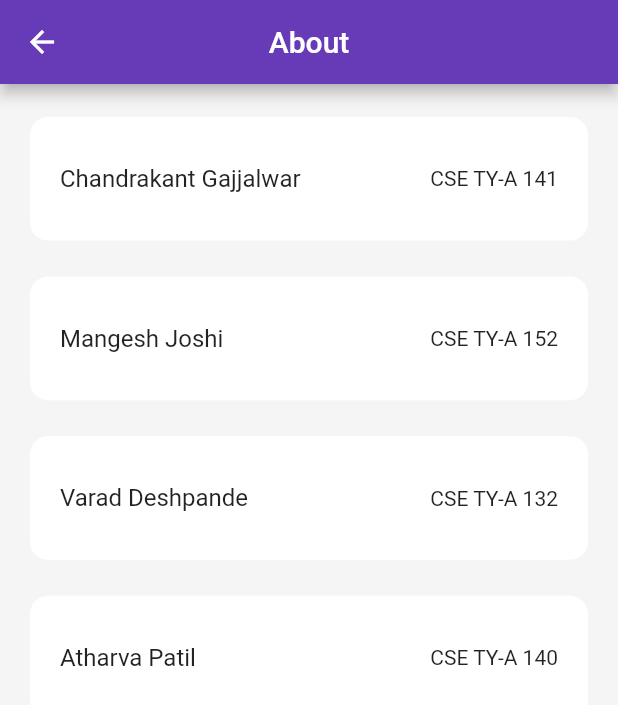
After one commit to AdityaMotale/proScanner, a Flutter app: the InfoView screen opened directly, on a phone screen of 412 x 824 dp. The commit adds this screen. Shown: the top 705 px of the screen. Run offline on Flutter 3.47's test engine with Material 2 defaults, Android fonts, the phone set to English and light mode, and no system bars; our stand-ins replace get; missing offline and left inert: qr_code_scanner.

Commit message:
completed with the final touch

```diff
--- a/lib/main.dart
+++ b/lib/main.dart
@@ -1,6 +1,6 @@
 import 'package:flutter/material.dart';
 import 'package:get/get.dart';
-import 'package:qr_scanner/views/splash.view.dart';
+import 'views/splash.view.dart';
 
 void main() {
   runApp(const ProScanner());
--- /dev/null
+++ b/lib/views/info.view.dart
@@ -0,0 +1,41 @@
+import 'package:flutter/material.dart';
+
+import '../widgets/about_card.widget.dart';
+
+class InfoView extends StatelessWidget {
+  const InfoView({Key? key}) : super(key: key);
+
+  @override
+  Widget build(BuildContext context) {
+    return Scaffold(
+      backgroundColor: const Color(0xFFf5f5f5),
+      appBar: AppBar(
+        title: const Text("About"),
+        centerTitle: true,
+      ),
+      body: Padding(
+        padding: const EdgeInsets.symmetric(horizontal: 20, vertical: 10),
+        child: Column(
+          children: const [
+            AboutCardWidget(
+              name: "Chandrakant Gajjalwar",
+              rn: "CSE TY-A 141",
+            ),
+            AboutCardWidget(
+              name: "Mangesh Joshi",
+              rn: "CSE TY-A 152",
+            ),
+            AboutCardWidget(
+              name: "Varad Deshpande",
+              rn: "CSE TY-A 132",
+            ),
+            AboutCardWidget(
+              name: "Atharva Patil",
+              rn: "CSE TY-A 140",
+            ),
+          ],
+        ),
+      ),
+    );
+  }
+}
--- a/lib/views/scan.view.dart
+++ b/lib/views/scan.view.dart
@@ -3,7 +3,7 @@ import 'dart:io';
 import 'package:flutter/material.dart';
 import 'package:get/get.dart';
 import 'package:qr_code_scanner/qr_code_scanner.dart';
-import 'package:qr_scanner/controllers/scan.ctrl.dart';
+import '../controllers/scan.ctrl.dart';
 
 class ScanView extends StatefulWidget {
   const ScanView({Key? key}) : super(key: key);
--- a/lib/views/splash.view.dart
+++ b/lib/views/splash.view.dart
@@ -1,6 +1,6 @@
 import 'package:flutter/material.dart';
 import 'package:get/get.dart';
-import 'package:qr_scanner/views/home.view.dart';
+import 'home.view.dart';
 
 class SplashView extends StatefulWidget {
   const SplashView({Key? key}) : super(key: key);
--- /dev/null
+++ b/lib/widgets/about_card.widget.dart
@@ -0,0 +1,39 @@
+import 'package:flutter/material.dart';
+import 'package:get/get.dart';
+
+class AboutCardWidget extends StatelessWidget {
+  final String name;
+  final String rn;
+
+  const AboutCardWidget({
+    Key? key,
+    required this.name,
+    required this.rn,
+  }) : super(key: key);
+
+  @override
+  Widget build(BuildContext context) {
+    return Container(
+      margin: const EdgeInsets.symmetric(vertical: 12),
+      padding: const EdgeInsets.symmetric(horizontal: 20),
+      height: Get.height * 0.1,
+      decoration: BoxDecoration(
+        color: Colors.white,
+        borderRadius: BorderRadius.circular(12),
+      ),
+      child: Row(
+        mainAxisAlignment: MainAxisAlignment.spaceBetween,
+        children: [
+          Text(
+            name,
+            style: const TextStyle(fontSize: 16, fontWeight: FontWeight.w400),
+          ),
+          Text(
+            rn,
+            style: const TextStyle(fontSize: 14, fontWeight: FontWeight.w400),
+          ),
+        ],
+      ),
+    );
+  }
+}
```
Also changed, not shown: lib/controllers/scan.ctrl.dart (+10 -1 lines), lib/views/check_out.view.dart (added, +50 -0 lines), lib/views/home.view.dart (+27 -14 lines).
